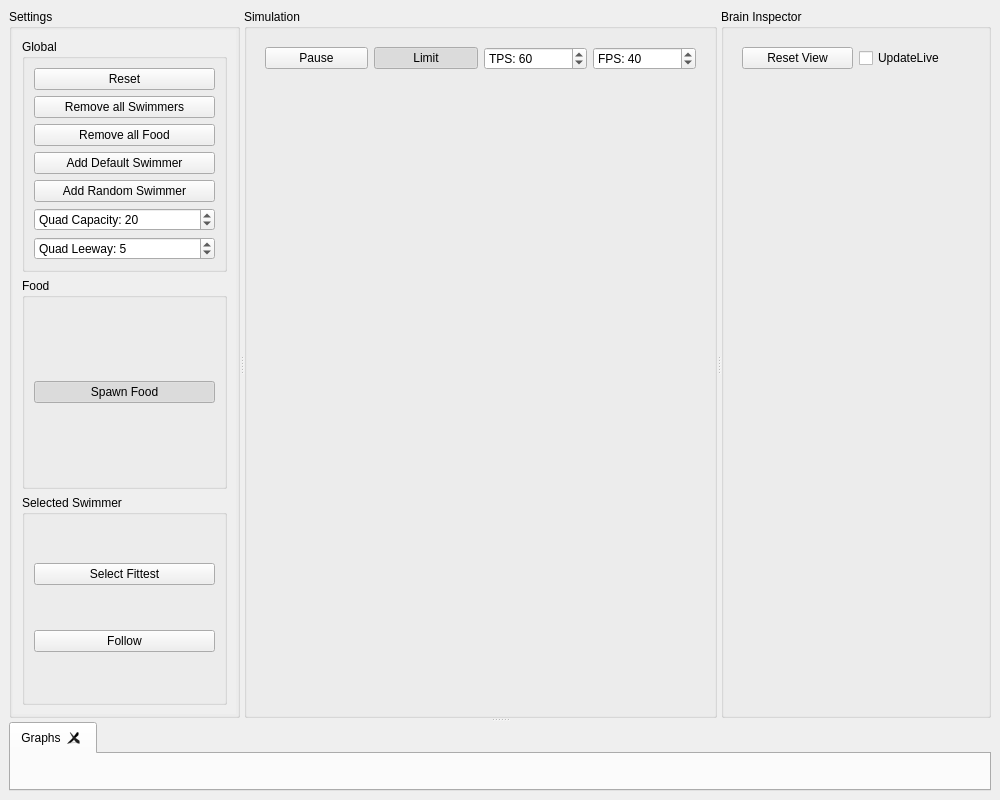
Qt form MainWindow.ui (mikepyne/Trilobytes) before a commit.
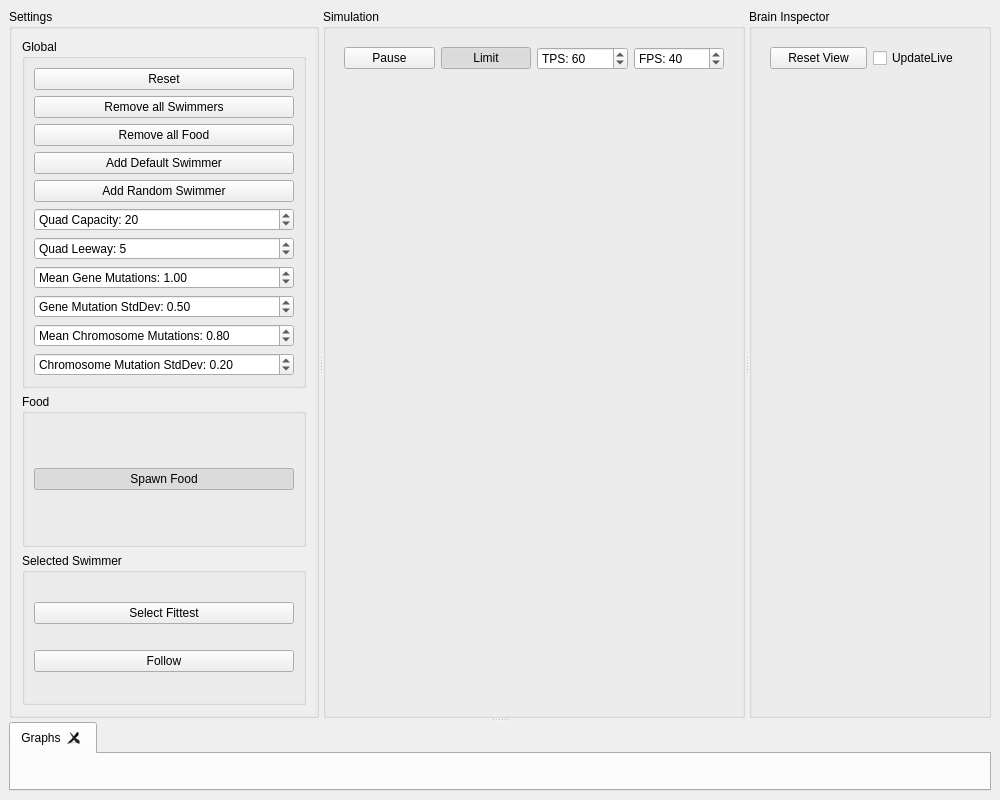
The same form after that commit. Custom widgets are drawn as their Qt base class.

Commit message: Revamped mutations and added controls to GUI for user controlled mutation rates -Number of mutations now controlled in Genome -Genome tracks number of mutations applied to it over time -New graph to display average mutations per genome over time -Removed notion of a gene having its own mutation probability -Gene dominance now mutates every time the gene mutates -Separated out mutations into "gene" and "structural" where "gene" mutations apply to a gene's function, and "structural" apply to the chromosome size/count/gene location/gene count

```diff
--- a/MainWindow.ui
+++ b/MainWindow.ui
@@ -81,7 +81,7 @@
                 <rect>
                  <x>0</x>
                  <y>0</y>
-                 <width>216</width>
+                 <width>235</width>
                  <height>663</height>
                 </rect>
                </property>
@@ -92,17 +92,16 @@
                    <string>Global</string>
                   </property>
                   <layout class="QGridLayout" name="gridLayout">
-                   <item row="1" column="0">
-                    <widget class="QPushButton" name="removeAllSwimmersButton">
-                     <property name="text">
-                      <string>Remove all Swimmers</string>
+                   <item row="9" column="0">
+                    <widget class="QDoubleSpinBox" name="meanChromosomeMutationSpinBox">
+                     <property name="prefix">
+                      <string>Mean Chromosome Mutations: </string>
                      </property>
-                    </widget>
-                   </item>
-                   <item row="4" column="0">
-                    <widget class="QPushButton" name="addRandomSwimmerButton">
-                     <property name="text">
-                      <string>Add Random Swimmer</string>
+                     <property name="maximum">
+                      <double>20.000000000000000</double>
+                     </property>
+                     <property name="value">
+                      <double>0.800000000000000</double>
                      </property>
                     </widget>
                    </item>
@@ -113,6 +112,35 @@
                      </property>
                     </widget>
                    </item>
+                   <item row="7" column="0">
+                    <widget class="QDoubleSpinBox" name="meanGeneMutationSpinBox">
+                     <property name="prefix">
+                      <string>Mean Gene Mutations: </string>
+                     </property>
+                     <property name="maximum">
+                      <double>20.000000000000000</double>
+                     </property>
+                     <property name="value">
+                      <double>1.000000000000000</double>
+                     </property>
+                    </widget>
+                   </item>
+                   <item row="8" column="0">
+                    <widget class="QDoubleSpinBox" name="geneMutationStdDevSpinBox">
+                     <property name="prefix">
+                      <string>Gene Mutation StdDev: </string>
+                     </property>
+                     <property name="maximum">
+                      <double>5.000000000000000</double>
+                     </property>
+                     <property name="singleStep">
+                      <double>0.100000000000000</double>
+                     </property>
+                     <property name="value">
+                      <double>0.500000000000000</double>
+                     </property>
+                    </widget>
+                   </item>
                    <item row="0" column="0">
                     <widget class="QPushButton" name="resetAllButton">
                      <property name="text">
@@ -120,16 +148,10 @@
                      </property>
                     </widget>
                    </item>
-                   <item row="6" column="0">
-                    <widget class="QSpinBox" name="quadLeewaySpinner">
-                     <property name="prefix">
-                      <string>Quad Leeway: </string>
-                     </property>
-                     <property name="maximum">
-                      <number>500</number>
-                     </property>
-                     <property name="value">
-                      <number>5</number>
+                   <item row="1" column="0">
+                    <widget class="QPushButton" name="removeAllSwimmersButton">
+                     <property name="text">
+                      <string>Remove all Swimmers</string>
                      </property>
                     </widget>
                    </item>
@@ -149,6 +171,26 @@
                      </property>
                     </widget>
                    </item>
+                   <item row="6" column="0">
+                    <widget class="QSpinBox" name="quadLeewaySpinner">
+                     <property name="prefix">
+                      <string>Quad Leeway: </string>
+                     </property>
+                     <property name="maximum">
+                      <number>500</number>
+                     </property>
+                     <property name="value">
+                      <number>5</number>
+                     </property>
+                    </widget>
+                   </item>
+                   <item row="4" column="0">
+                    <widget class="QPushButton" name="addRandomSwimmerButton">
+                     <property name="text">
+                      <string>Add Random Swimmer</string>
+                     </property>
+                    </widget>
+                   </item>
                    <item row="2" column="0">
                     <widget class="QPushButton" name="removeAllFoodButton">
                      <property name="text">
@@ -156,6 +198,22 @@
                      </property>
                     </widget>
                    </item>
+                   <item row="10" column="0">
+                    <widget class="QDoubleSpinBox" name="chromosomeMutationStdDevSpinBox">
+                     <property name="prefix">
+                      <string>Chromosome Mutation StdDev: </string>
+                     </property>
+                     <property name="maximum">
+                      <double>5.000000000000000</double>
+                     </property>
+                     <property name="singleStep">
+                      <double>0.100000000000000</double>
+                     </property>
+                     <property name="value">
+                      <double>0.200000000000000</double>
+                     </property>
+                    </widget>
+                   </item>
                   </layout>
                  </widget>
                 </item>
```
The commit also changes 38 other files.
